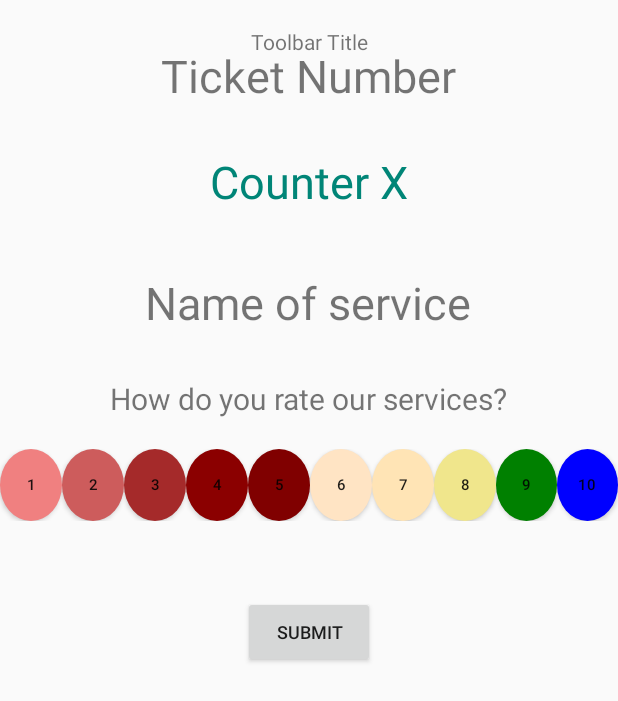
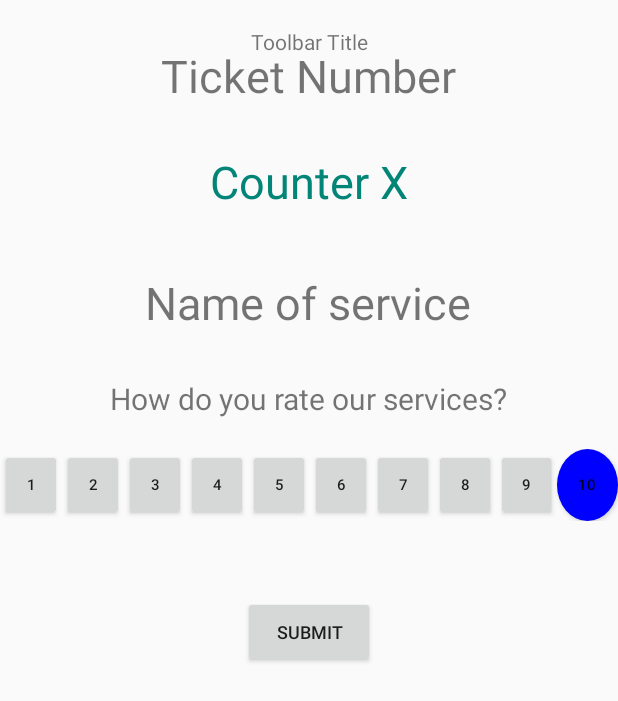
Before and after one commit to walkerren/Customer_Satisfaction, an Android app: the screen it shows after launch (MainActivity), after a tap on "10", on a phone screen of 412 x 824 dp. Shown: the top 701 px of the screen. Run offline under Robolectric (Android 15) with nearby library versions, the phone set to English and light mode, and no system bars.

Commit message:
Removed inner for loop
Added onclick action for the submit button

Added methods to facilitate modular programming

```diff
--- a/app/src/main/java/idrissa/mad/customersatisfaction/MainActivity.java
+++ b/app/src/main/java/idrissa/mad/customersatisfaction/MainActivity.java
@@ -8,12 +8,14 @@ import android.support.v7.widget.Toolbar;
 import android.view.Gravity;
 import android.view.LayoutInflater;
 import android.view.View;
+import android.view.ViewGroup;
 import android.widget.Button;
 import android.widget.TextView;
 import android.widget.Toast;
 
 public class MainActivity extends AppCompatActivity {
     int butID=0;
+    static int PREV_BUTID;
     Button btn_array []=new Button[10];
     @Override
     protected void onCreate(Bundle savedInstanceState) {
@@ -24,57 +26,85 @@ public class MainActivity extends AppCompatActivity {
         TextView mTitle = (TextView) toolbarTop.findViewById(R.id.toolbar_title);
         setSupportActionBar(toolbarTop);
         getSupportActionBar().setDisplayShowTitleEnabled(false);
-
+        PREV_BUTID=0;
         for(int i=0;i<10;i++){
-            System.out.println(butID);
             String btn_id="btn_"+(i+1);
             butID = getResources().getIdentifier(btn_id, "id", getPackageName());
+            System.out.println(butID);
             btn_array[i] =  (Button)findViewById(butID);
             btn_array[i].setOnClickListener(new View.OnClickListener(){
                 @Override
                 public void onClick(View view) {
                     String resourceName = view.getResources().getResourceName(view.getId());
-                    int numButton=Integer.parseInt(resourceName.substring(39));
-
-                    /**----------------------*/
-                    /** INSTEAD OF LOOPING THROUGH ALL BUTTONS, RETRIEVE THE PREVIOUSLY CLICKED BUTTON*/
-                    /**----------------------*/
-                    for(int i=0;i<10;i++){
-                        if(i!=(numButton-1)){
-                            //Toast.makeText(MainActivity.this,"Loop "+i+" was entered.", Toast.LENGTH_SHORT).show();
-
-                            switch (i+1){
-                                case 1:
-                                    btn_array[0].setBackgroundResource( R.drawable.red_shape);
-                                case 2:
-                                    btn_array[1].setBackgroundResource( R.drawable.red_shape2);
-                                case 3:
-                                    btn_array[2].setBackgroundResource( R.drawable.red_shape3);
-                                case 4:
-                                    btn_array[3].setBackgroundResource( R.drawable.red_shape4);
-                                case 5:
-                                    btn_array[4].setBackgroundResource( R.drawable.red_shape5);
-                                case 6:
-                                    btn_array[5].setBackgroundResource( R.drawable.khaki_shape);
-                                case 7:
-                                    btn_array[6].setBackgroundResource( R.drawable.khaki_shape2);
-                                case 8:
-                                    btn_array[7].setBackgroundResource( R.drawable.khaki_shape3);
-                                case 9:
-                                    btn_array[8].setBackgroundResource( R.drawable.green_shape);
-                                case 10:
-                                    btn_array[9].setBackgroundResource( R.drawable.green_shape2);
-                                default:
-                                    System.out.println(0);
-                            }
-                        }
-                    }
-                    view.setBackgroundResource( R.drawable.blue_shape);
-                    Toast.makeText(MainActivity.this,"Rating "+numButton+" was selected.", Toast.LENGTH_SHORT).show();
-                    Toast.makeText(MainActivity.this,"Rating "+1+" was selected.", Toast.LENGTH_SHORT).show();
+                    int currButton=Integer.parseInt(resourceName.substring(40));
+                    int prevButton=getPreviousID();
+                    setColor(view, currButton,prevButton);
                 }
             });
         }
+    }
 
+    public void setColor(View view,int currButton, int prevButton){
+        resetPreviousColor(prevButton);
+        view.setBackgroundResource( R.drawable.blue_shape);  /** When selected, button changes to blue colour*/
+        setPreviousID(currButton);
+        Toast.makeText(MainActivity.this,"Rating "+currButton+" was selected.", Toast.LENGTH_SHORT).show();
+    }
+
+    public void submitRating(View view){
+        int rating=getPreviousID();
+        if(rating==0){
+            Toast.makeText(MainActivity.this,"Please choose a Rating", Toast.LENGTH_SHORT).show();
+        }else{
+            Toast.makeText(MainActivity.this,"Final Rating "+rating+" was selected.", Toast.LENGTH_SHORT).show();
+            resetPreviousColor(rating);
+            setPreviousID(0);
+        }
+    }
+
+    public void resetPreviousColor(int prevButton){
+        switch (prevButton) {
+            case 1:
+                btn_array[0].setBackgroundResource(R.drawable.red_shape);
+                break;
+            case 2:
+                btn_array[1].setBackgroundResource(R.drawable.red_shape2);
+                break;
+            case 3:
+                btn_array[2].setBackgroundResource(R.drawable.red_shape3);
+                break;
+            case 4:
+                btn_array[3].setBackgroundResource(R.drawable.red_shape4);
+                break;
+            case 5:
+                btn_array[4].setBackgroundResource(R.drawable.red_shape5);
+                break;
+            case 6:
+                btn_array[5].setBackgroundResource(R.drawable.khaki_shape);
+                break;
+            case 7:
+                btn_array[6].setBackgroundResource(R.drawable.khaki_shape2);
+                break;
+            case 8:
+                btn_array[7].setBackgroundResource(R.drawable.khaki_shape3);
+                break;
+            case 9:
+                btn_array[8].setBackgroundResource(R.drawable.green_shape);
+                break;
+            case 10:
+                btn_array[9].setBackgroundResource(R.drawable.green_shape2);
+                break;
+            default:
+                //System.out.println("Y");
+                break;
+        }
+    }
+
+    public void setPreviousID(int buttonNum){
+        PREV_BUTID=buttonNum;
+    }
+
+    public int getPreviousID(){
+        return PREV_BUTID;
     }
 }
--- a/app/src/main/res/layout-sw600dp-land/activity_main.xml
+++ b/app/src/main/res/layout-sw600dp-land/activity_main.xml
@@ -235,6 +235,7 @@
         android:text="SUBMIT"
         android:textSize="15dp"
         android:layout_marginTop="10dp"
+        android:onClick="submitRating"
         />
 
 </RelativeLayout>
```
